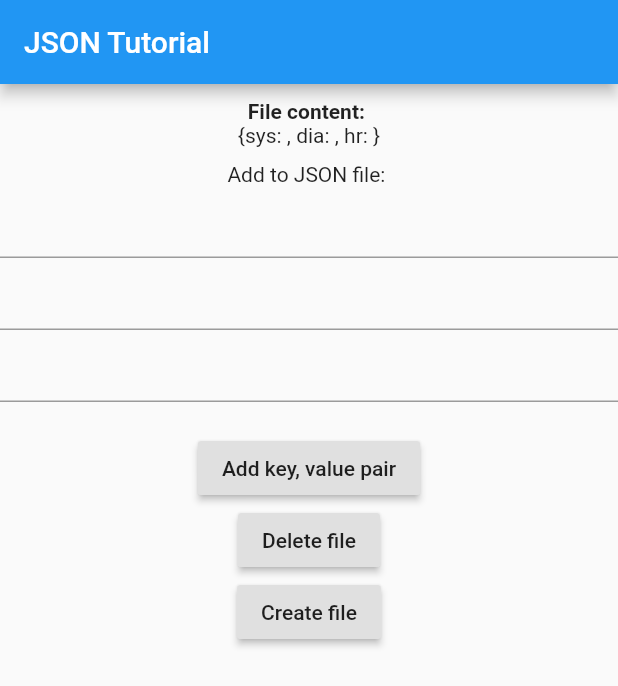
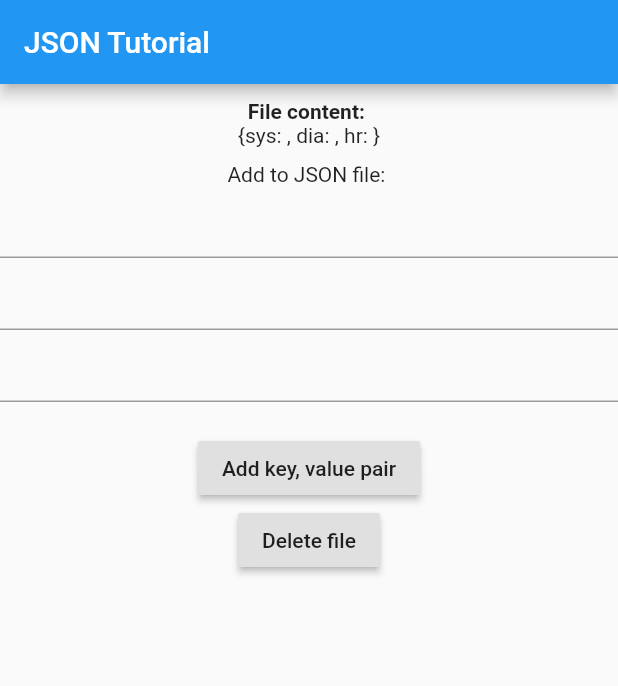
Before and after one commit to normalsteve28/flutter_json_test, a Flutter app: the screen it shows after launch, after a tap on "Add key, value pair", on a phone screen of 412 x 824 dp. Shown: the top 686 px of the screen. Run offline on Flutter 3.47's test engine with Material 2 defaults, Android fonts, the phone set to English and light mode, and no system bars.

Commit message:
no create file button

```diff
--- a/lib/main.dart
+++ b/lib/main.dart
@@ -115,14 +115,6 @@ class HomeState extends State<Home> {
             child: new Text("Delete file"),
             onPressed: () => deleteFile(),
           ),
-          new RaisedButton(
-            child: new Text("Create file"),
-            onPressed: () => createFile({
-              'sys': sysInputController.text,
-              'dia': diaInputController.text,
-              'hr': hrInputController.text
-            }, dir, fileName),
-          )
         ],
       ),
     );
```
